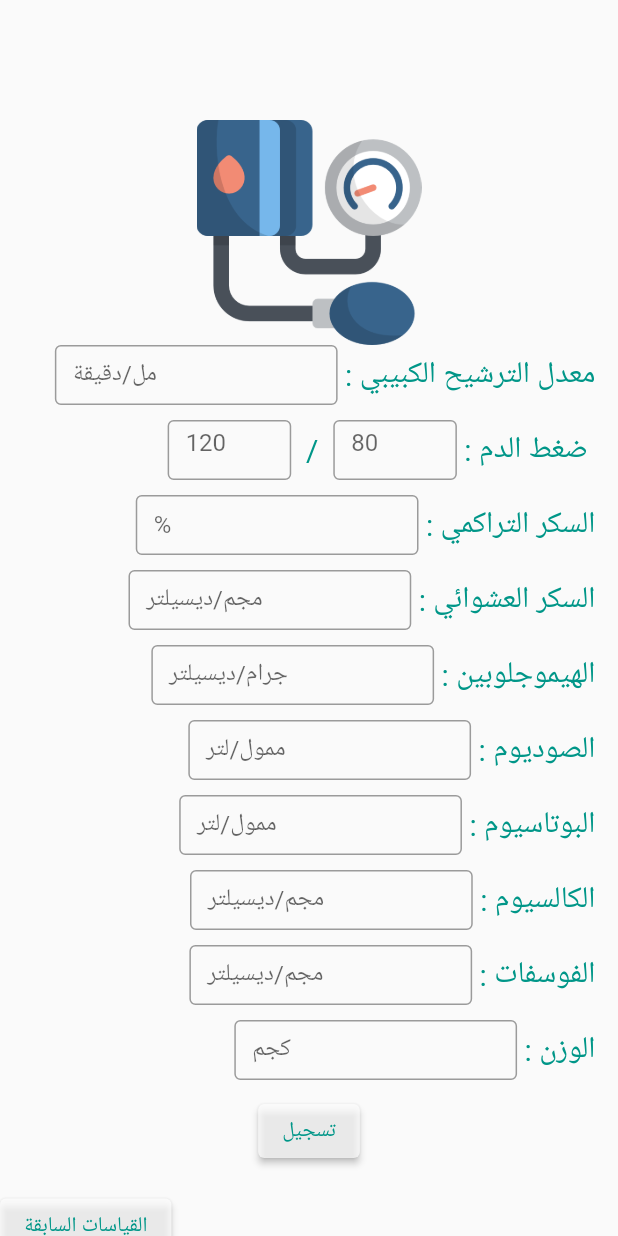
After one commit to Youssef245/medicine_time, a Flutter app: the MyAddMeasures screen opened directly, on a phone screen of 412 x 824 dp. The commit adds this screen. Run offline on Flutter 3.47's test engine with Material 2 defaults, Android fonts, the phone set to English and light mode, and no system bars; our stand-ins replace awesome_notifications, connectivity_plus, flutter_local_notifications, flutter_secure_storage, permission_handler and 2 more; missing offline and left inert: dart:ffi, workmanager; accounts and stored records are empty.

Commit message:
'Added Measures'

```diff
--- /dev/null
+++ b/lib/entities/Measure.dart
@@ -0,0 +1,96 @@
+import 'dart:ffi';
+import 'package:intl/intl.dart';
+import 'package:intl/date_symbol_data_local.dart';
+
+class Measure {
+  String? pressure ;
+  double? glucose ;
+  double? random_glucose ;
+  double? sodium ;
+  double? potassium ;
+  double? phosphate ;
+  double? createnin ;
+  double? hemoglobin ;
+  double? weight ;
+  int? user_id ;
+  String? inserted_date ;
+  double? calcium ;
+  double? range ;
+
+  Measure();
+
+
+  Measure.name(
+      this.pressure,
+      this.glucose,
+      this.random_glucose,
+      this.sodium,
+      this.potassium,
+      this.phosphate,
+      this.createnin,
+      this.hemoglobin,
+      this.weight,
+      this.user_id,
+      this.inserted_date,
+      this.calcium,
+      this.range);
+
+
+  Measure.name2(
+      this.pressure,
+      this.glucose,
+      this.random_glucose,
+      this.sodium,
+      this.potassium,
+      this.phosphate,
+      this.createnin,
+      this.hemoglobin,
+      this.weight,
+      this.inserted_date,
+      this.calcium,
+      this.range);
+
+  factory Measure.fromJson(Map<String, dynamic> json) {
+    return Measure.name2(
+      json["pressure"],
+      json["glucose"],
+      json["random_glucose"],
+      json["sodium"],
+      json["potassium"],
+      json["phosphate"],
+      json["createnin"],
+      json["hemoglobin"],
+      json["weight"],
+      json["inserted_date"],
+      json["calcium"],
+      json["range"],
+    );
+  }
+
+  toJson () {
+    return{
+      "user_id" : user_id,
+      "pressure" : pressure,
+      "glucose" : glucose,
+      "random_glucose" : random_glucose,
+      "sodium" : sodium,
+      "potassium" : potassium,
+      "phosphate" : phosphate,
+      "createnin" : createnin,
+      "hemoglobin" : hemoglobin,
+      "weight" : weight,
+      "inserted_date" : inserted_date,
+      "calcium" : calcium,
+      "range" : range
+    };
+  }
+
+  String getFormattedDate() {
+    initializeDateFormatting();
+    DateTime dateTime = DateFormat('MMMM d, y', 'en_US').parse("$inserted_date");
+    var formatter = DateFormat.yMMMMd('ar_EG');
+    String formattedDate = formatter.format(dateTime);
+    return formattedDate;
+  }
+
+}
--- a/lib/entities/medicine_alarm.dart
+++ b/lib/entities/medicine_alarm.dart
@@ -140,6 +140,7 @@ class MedicineAlarm {
     return "${doseQuantity} ${doseUnit} ${doseQuantity2} ${doseUnit2}";
   }
 
+
   toJson(){
     return {
     "hour": _hour,
--- /dev/null
+++ b/lib/pages/add_measures.dart
@@ -0,0 +1,237 @@
+import 'package:connectivity_plus/connectivity_plus.dart';
+import 'package:flutter/foundation.dart';
+import 'package:flutter/material.dart';
+import 'package:intl/intl.dart';
+import 'package:medicine_time/entities/Measure.dart';
+import 'package:medicine_time/pages/ViewHistory.dart';
+import 'package:medicine_time/pages/add_medicine.dart';
+import 'package:medicine_time/pages/view_measures.dart';
+import 'package:medicine_time/services/measures_service.dart';
+import 'package:medicine_time/services/medicine_service.dart';
+import 'package:medicine_time/globals.dart' as globals;
+
+import '../LocalDB.dart';
+import '../entities/medicine_alarm.dart';
+import '../services/alarm_service.dart';
+import 'home_page.dart';
+import 'medicine_taken.dart';
+
+class AddMeasures extends StatelessWidget {
+  @override
+  Widget build(BuildContext context) {
+    return MaterialApp(title: 'AddMeasure', home: MyAddMeasures());
+  }
+}
+
+class MyAddMeasures extends StatefulWidget {
+  MyAddMeasures();
+
+  @override
+  State<MyAddMeasures> createState() => _MyAddMeasuresState();
+}
+
+class _MyAddMeasuresState extends State<MyAddMeasures> {
+  LocalDB dbHelper = LocalDB();
+  DateTime now = DateTime.now();
+  TextEditingController sy_pressureController= TextEditingController();
+  TextEditingController dia_pressureController= TextEditingController();
+  TextEditingController glucoseController= TextEditingController();
+  TextEditingController random_glucoseController= TextEditingController();
+  TextEditingController sodiumController= TextEditingController();
+  TextEditingController potassiumController= TextEditingController();
+  TextEditingController phosphateController= TextEditingController();
+  TextEditingController createninController= TextEditingController();
+  TextEditingController hemoglobinController= TextEditingController();
+  TextEditingController weightController= TextEditingController();
+  TextEditingController user_idController= TextEditingController();
+  TextEditingController inserted_dateController= TextEditingController();
+  TextEditingController calciumController= TextEditingController();
+  TextEditingController rangeController= TextEditingController();
+
+  List<_inputItem> items = [];
+
+
+
+  @override
+  void initState() {
+    super.initState();
+    items = [
+      _inputItem.name( "معدل الترشيح الكبيبي", "مل/دقيقة",  rangeController),
+      _pressureItem("ضغط الدم", "120", "80", dia_pressureController, sy_pressureController),
+      _inputItem.name( "السكر التراكمي", "%",  glucoseController),
+      _inputItem.name( "السكر العشوائي", "مجم/ديسيلتر",  random_glucoseController),
+      _inputItem.name( "الهيموجلوبين", "جرام/ديسيلتر",  hemoglobinController),
+      _inputItem.name( "الصوديوم", "ممول/لتر",  sodiumController),
+      _inputItem.name( "البوتاسيوم", "ممول/لتر",  potassiumController),
+      _inputItem.name( "الكالسيوم", "مجم/ديسيلتر",  calciumController),
+      _inputItem.name( "الفوسفات", "مجم/ديسيلتر",  phosphateController),
+      _inputItem.name( "الوزن", "كجم",  weightController),
+    ];
+  }
+
+  registerMeasure() async {
+    String? id = await globals.user.read(key: "id");
+    var formatter = DateFormat.yMMMMd('en_US');
+    String formattedDate = formatter.format(now);
+    Measure measure = Measure.name(
+        "${getValue(dia_pressureController, true)}/${getValue(sy_pressureController, true)}",
+        getValue(glucoseController, false),
+        getValue(random_glucoseController, false),
+        getValue(sodiumController, false),
+        getValue(potassiumController, false),
+        getValue(phosphateController, false),
+        getValue(createninController, false),
+        getValue(hemoglobinController, false),
+        getValue(weightController, false),
+        int.parse(id!),
+        formattedDate,
+        getValue(calciumController, false),
+        getValue(rangeController, false)
+    );
+    var connectivityResult = await (Connectivity().checkConnectivity());
+    if (connectivityResult == ConnectivityResult.mobile||connectivityResult == ConnectivityResult.wifi) {
+      MeasuresService service = MeasuresService();
+      service.addMeasure(measure.toJson());
+    } else{
+      await dbHelper.addOfflineMeasure(measure);
+    }
+     dbHelper.addMeasure(measure);
+  }
+
+  @override
+  Widget build(BuildContext context) {
+    return Scaffold(
+      body: Padding(
+        padding: const EdgeInsets.only(top : 80),
+        child: SingleChildScrollView(
+          child: Column(
+            children: [
+              Image.asset("images/measures.png",
+                width: 150,
+                height: 150,
+              ),
+              inputFields(items),
+              ElevatedButton(onPressed: () async {
+                registerMeasure();
+                Navigator.of(context).pop();
+                Navigator.of(context).push(MaterialPageRoute(builder: (context) =>
+                    Homepage()));
+              }, child: Text("تسجيل",style: const TextStyle(color: Colors.teal),),
+                            style: ElevatedButton.styleFrom(primary: Colors.white70),),
+              const SizedBox(height: 15,),
+              Align(
+                alignment: FractionalOffset.bottomLeft,
+                child: ElevatedButton(onPressed: (){
+                  Navigator.of(context).push(MaterialPageRoute(builder: (context) =>
+                      ViewMeasures()));
+                }, child: Text("القياسات السابقة",style: const TextStyle(color: Colors.teal),),
+                  style: ElevatedButton.styleFrom(primary: Colors.white70),),
+              )
+
+            ],
+          ),
+        ),
+      ),
+    );
+  }
+
+  Widget inputFields (List<_inputItem> thisItems) {
+    return Padding(
+      padding: const EdgeInsets.only(right: 15),
+      child: Column(
+        children: [
+          ...thisItems.map((item) {
+            if(item is _pressureItem) {
+            return Column(
+              children: [
+                Row(
+                  mainAxisAlignment: MainAxisAlignment.end,
+                    children: [
+                      Row(children: [
+                        Container(
+                        width: MediaQuery.of(context).size.width/5,
+                        height:40,
+                        child: TextFormField(decoration:  InputDecoration(hintText: item.label,
+                          border: const OutlineInputBorder(borderSide:  BorderSide(width: 2.0),),
+                        ),
+                        keyboardType:TextInputType.number,
+                        controller: item.controller ,),
+                        ),
+                        const Text("  /  " ,style: TextStyle(color: Colors.teal, fontSize: 20),),
+                        Container(
+                        width: MediaQuery.of(context).size.width/5,
+                        height:40,
+                        child: TextFormField(
+                          decoration:   InputDecoration(hintText: item.label2,
+                          border: const OutlineInputBorder(borderSide:  BorderSide(width: 2.0),),),
+                          keyboardType:TextInputType.number,
+                        controller: item.controller2 ,
+                        textAlignVertical: TextAlignVertical.center),
+                )
+                ],),
+                 Flexible(child: Text(" : ${item.field} ",style: const TextStyle(color: Colors.teal, fontSize: 20),textAlign: TextAlign.justify)),
+                    ],
+          ),
+                const SizedBox(height: 10,)
+              ],
+            );
+          } else {
+              return Column(
+                children: [
+                  Row(
+                    mainAxisAlignment: MainAxisAlignment.end,
+                    children: [
+                      Flexible(
+                        child: Container(
+                        width: MediaQuery.of(context).size.width,height:40,
+                        padding: EdgeInsets.only(left: 10),
+                        child: TextFormField(decoration:  InputDecoration(labelText: item.label,
+                          border: const OutlineInputBorder(borderSide:  BorderSide(width: 2.0),),),
+                        keyboardType:TextInputType.number,
+                        controller: item.controller ,),
+                        ),
+                      ),
+                      Flexible(child: Text(" : ${item.field}",style: const TextStyle(color: Colors.teal, fontSize: 20),textAlign: TextAlign.justify)),
+                    ],
+                  ),
+                  const SizedBox(height: 10,)
+                ],
+              );
+              }
+              }).toList()
+                  ],
+                ),
+              );
+        }
+
+  getValue (TextEditingController controller,bool string)
+  {
+    if(controller.text.isNotEmpty)
+      return controller.text;
+    else if (controller.text.isEmpty&&string)
+      return "0.0";
+    else
+      return 0.0;
+  }
+
+}
+
+class _inputItem {
+  String? field;
+  String? label;
+  TextEditingController? controller;
+
+  _inputItem();
+
+  _inputItem.name(this.field, this.label, this.controller);
+}
+
+class _pressureItem extends _inputItem {
+
+  String? field;
+  String? label;
+  String label2;
+  TextEditingController controller2;
+
+  _pressureItem(this.field, this.label, this.label2, controller, this.controller2);
+}
--- a/pubspec.yaml
+++ b/pubspec.yaml
@@ -48,6 +48,7 @@ dependencies:
   workmanager: ^0.5.0
   permission_handler: ^10.0.0
   connectivity_plus: ^2.3.6
+  awesome_notifications: any
   flutter_alarm_clock:
       path : F:\FCI\medicine_time\flutter_alarm_clock-main
 
```
Also changed, not shown: lib/LocalDB.dart (+80 -2 lines), lib/main.dart (+14 -0 lines), lib/pages/add_medicine.dart (+7 -16 lines), lib/pages/home_page.dart (+20 -7 lines), lib/pages/view_measures.dart (added, +104 -0 lines), lib/services/measures_service.dart (added, +22 -0 lines), pubspec.lock, 2 other files.
